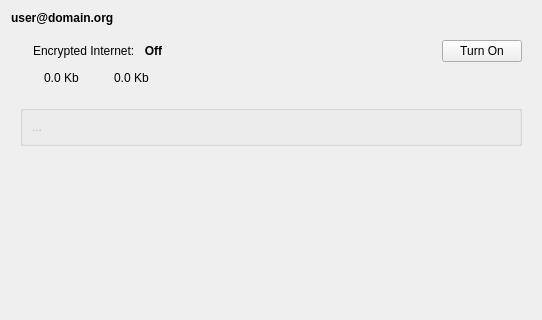
Above: src/leap/gui/ui/statuspanel.ui from leapcode/bitmask_client before the change; both pictures show x 0 to 542 and y 0 to 320 of the 542 by 477 pixel window. Below: the same form after it.
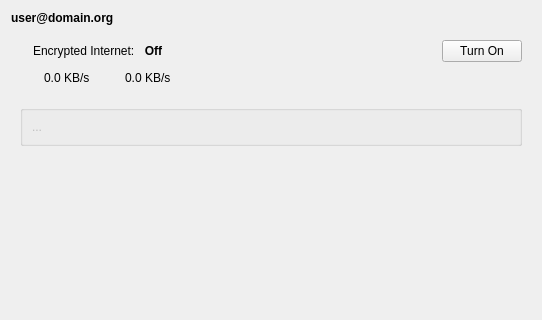
That is the form after the change. Icons and pictures are not drawn.

Commit message: use rates in display

The edit to the form file:
```diff
--- a/src/leap/gui/ui/statuspanel.ui
+++ b/src/leap/gui/ui/statuspanel.ui
@@ -142,7 +142,7 @@
         <item>
          <widget class="QLabel" name="lblUpload">
           <property name="text">
-           <string>0.0 Kb</string>
+	   <string>0.0 KB/s</string>
           </property>
          </widget>
         </item>
@@ -175,7 +175,7 @@
         <item>
          <widget class="QLabel" name="lblDownload">
           <property name="text">
-           <string>0.0 Kb</string>
+	   <string>0.0 KB/s</string>
           </property>
          </widget>
         </item>
```
The commit also changes 2 other files.
